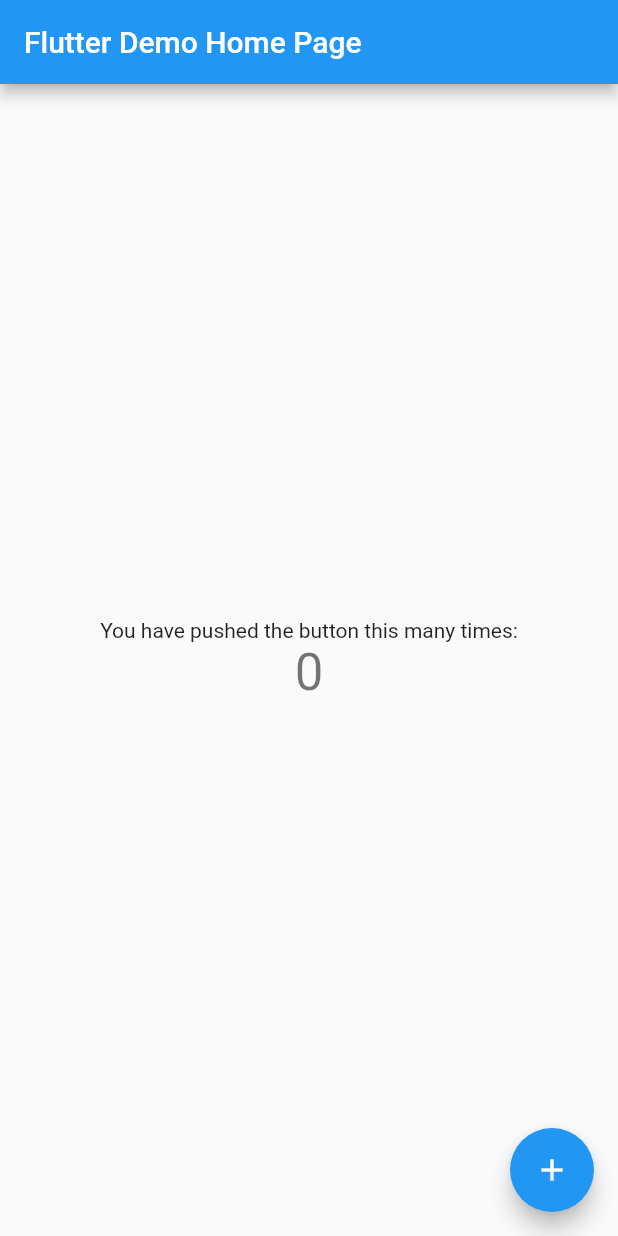
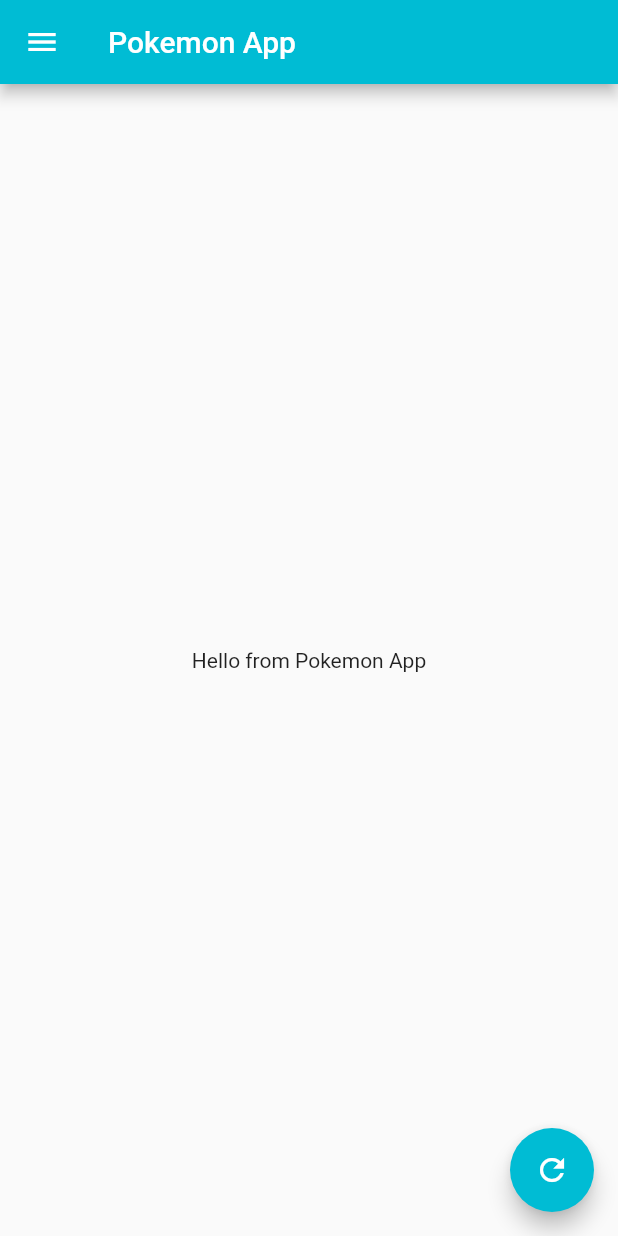
Before and after one commit to waspryo/pokemon_app-by-Flutter, a Flutter app: the screen it shows after launch, on a phone screen of 412 x 824 dp. Run offline on Flutter 3.47's test engine with Material 2 defaults, Android fonts, the phone set to English and light mode, and no system bars.

Commit message:
add navbar and text

```diff
--- a/lib/main.dart
+++ b/lib/main.dart
@@ -1,111 +1,28 @@
 import 'package:flutter/material.dart';
 
-void main() => runApp(MyApp());
+void main()=>runApp(MaterialApp(
+  title: "Pokemon App",
+  home: HomePage(),
+  debugShowCheckedModeBanner: false,
+));
 
-class MyApp extends StatelessWidget {
-  // This widget is the root of your application.
+class HomePage extends StatelessWidget {
   @override
   Widget build(BuildContext context) {
-    return MaterialApp(
-      title: 'Flutter Demo',
-      theme: ThemeData(
-        // This is the theme of your application.
-        //
-        // Try running your application with "flutter run". You'll see the
-        // application has a blue toolbar. Then, without quitting the app, try
-        // changing the primarySwatch below to Colors.green and then invoke
-        // "hot reload" (press "r" in the console where you ran "flutter run",
-        // or simply save your changes to "hot reload" in a Flutter IDE).
-        // Notice that the counter didn't reset back to zero; the application
-        // is not restarted.
-        primarySwatch: Colors.blue,
-      ),
-      home: MyHomePage(title: 'Flutter Demo Home Page'),
+    return Scaffold(
+      appBar: AppBar(
+        title: Text("Pokemon App"),
+        backgroundColor: Colors.cyan,
+        ),
+        body: Center(
+          child: Text("Hello from Pokemon App"),
+        ),
+        drawer: Drawer(),
+        floatingActionButton: FloatingActionButton(
+          onPressed: () {},
+          backgroundColor: Colors.cyan,
+          child: Icon(Icons.refresh),
+        ),
     );
   }
 }
-
-class MyHomePage extends StatefulWidget {
-  MyHomePage({Key key, this.title}) : super(key: key);
-
-  // This widget is the home page of your application. It is stateful, meaning
-  // that it has a State object (defined below) that contains fields that affect
-  // how it looks.
-
-  // This class is the configuration for the state. It holds the values (in this
-  // case the title) provided by the parent (in this case the App widget) and
-  // used by the build method of the State. Fields in a Widget subclass are
-  // always marked "final".
-
-  final String title;
-
-  @override
-  _MyHomePageState createState() => _MyHomePageState();
-}
-
-class _MyHomePageState extends State<MyHomePage> {
-  int _counter = 0;
-
-  void _incrementCounter() {
-    setState(() {
-      // This call to setState tells the Flutter framework that something has
-      // changed in this State, which causes it to rerun the build method below
-      // so that the display can reflect the updated values. If we changed
-      // _counter without calling setState(), then the build method would not be
-      // called again, and so nothing would appear to happen.
-      _counter++;
-    });
-  }
-
-  @override
-  Widget build(BuildContext context) {
-    // This method is rerun every time setState is called, for instance as done
-    // by the _incrementCounter method above.
-    //
-    // The Flutter framework has been optimized to make rerunning build methods
-    // fast, so that you can just rebuild anything that needs updating rather
-    // than having to individually change instances of widgets.
-    return Scaffold(
-      appBar: AppBar(
-        // Here we take the value from the MyHomePage object that was created by
-        // the App.build method, and use it to set our appbar title.
-        title: Text(widget.title),
-      ),
-      body: Center(
-        // Center is a layout widget. It takes a single child and positions it
-        // in the middle of the parent.
-        child: Column(
-          // Column is also a layout widget. It takes a list of children and
-          // arranges them vertically. By default, it sizes itself to fit its
-          // children horizontally, and tries to be as tall as its parent.
-          //
-          // Invoke "debug painting" (press "p" in the console, choose the
-          // "Toggle Debug Paint" action from the Flutter Inspector in Android
-          // Studio, or the "Toggle Debug Paint" command in Visual Studio Code)
-          // to see the wireframe for each widget.
-          //
-          // Column has various properties to control how it sizes itself and
-          // how it positions its children. Here we use mainAxisAlignment to
-          // center the children vertically; the main axis here is the vertical
-          // axis because Columns are vertical (the cross axis would be
-          // horizontal).
-          mainAxisAlignment: MainAxisAlignment.center,
-          children: <Widget>[
-            Text(
-              'You have pushed the button this many times:',
-            ),
-            Text(
-              '$_counter',
-              style: Theme.of(context).textTheme.display1,
-            ),
-          ],
-        ),
-      ),
-      floatingActionButton: FloatingActionButton(
-        onPressed: _incrementCounter,
-        tooltip: 'Increment',
-        child: Icon(Icons.add),
-      ), // This trailing comma makes auto-formatting nicer for build methods.
-    );
-  }
-}
```
Also changed, not shown: 1 other file.
